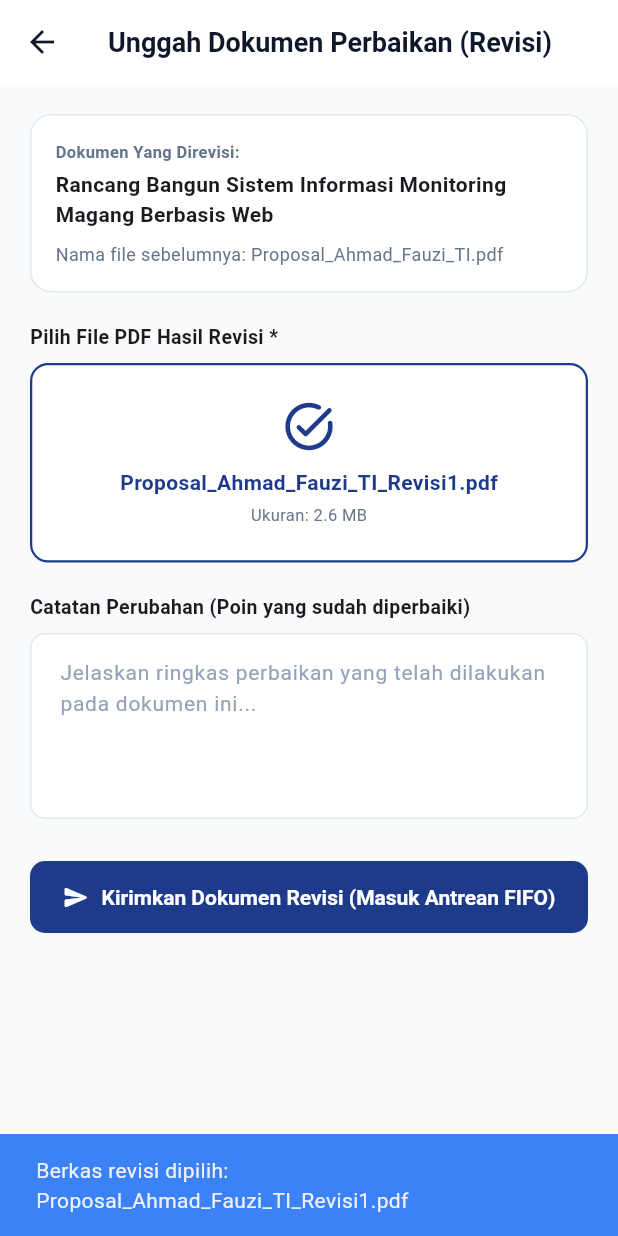
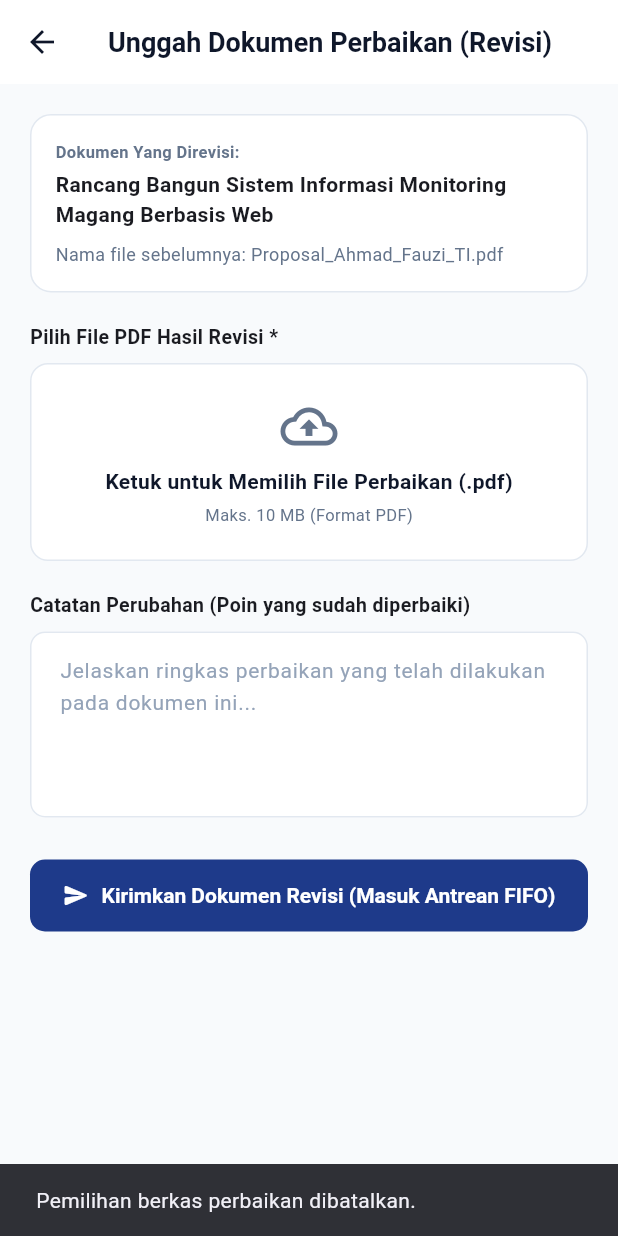
Before and after one commit to Karasyi789/simada, a Flutter app: the UnggahRevisiScreen screen opened directly with sample values from the repository, after a tap on "Ketuk untuk Memilih File Perbaikan (.pdf", on a phone screen of 412 x 824 dp. Run offline on Flutter 3.47's test engine with Material 3 defaults, Android fonts, the phone set to English and light mode, and no system bars; our stand-ins replace file_picker; accounts and stored records are empty.

Commit message:
perbarui antrean fifo dan unggah pdf

```diff
--- a/lib/screens/mahasiswa/unggah_revisi_screen.dart
+++ b/lib/screens/mahasiswa/unggah_revisi_screen.dart
@@ -1,4 +1,5 @@
 import 'package:flutter/material.dart';
+import 'package:file_picker/file_picker.dart';
 import '../../core/constants/app_colors.dart';
 import '../../models/document_model.dart';
 import '../../services/simada_repository.dart';
@@ -20,8 +21,10 @@ class _UnggahRevisiScreenState extends State<UnggahRevisiScreen> {
   final _keteranganController = TextEditingController();
   final SimadaRepository _repo = SimadaRepository();
 
+  String? _selectedFilePath;
   String? _selectedFileName;
   double _selectedFileSizeMb = 0.0;
+  bool _isPickingFile = false;
   bool _isSubmitting = false;
 
   @override
@@ -30,23 +33,69 @@ class _UnggahRevisiScreenState extends State<UnggahRevisiScreen> {
     super.dispose();
   }
 
-  void _pickRevisedFile() {
-    final nextRev = widget.document.revisionCount + 1;
-    final cleanName = widget.document.fileName.replaceAll('.pdf', '');
-    final newFileName = '${cleanName}_Revisi$nextRev.pdf';
-    final newSize = 2.6;
+  Future<void> _pickRevisedFile() async {
+    setState(() => _isPickingFile = true);
+
+    try {
+      final files = await FilePicker.pickFiles(
+        type: FileType.custom,
+        allowedExtensions: ['pdf'],
+      );
+
+      if (files.isNotEmpty) {
+        final file = files.first;
+        final lengthInBytes = file.lengthSync() ?? (await file.length()) ?? 0;
+        final sizeMb = lengthInBytes > 0 ? (lengthInBytes / (1024 * 1024)) : 0.0;
+
+        if (sizeMb > 10.0) {
+          if (mounted) {
+            ScaffoldMessenger.of(context).showSnackBar(
+              const SnackBar(
+                content: Text('Ukuran berkas melebihi batas maksimal 10 MB!'),
+                backgroundColor: AppColors.statusRevisi,
+              ),
+            );
+          }
+          return;
+        }
 
         setState(() {
-      _selectedFileName = newFileName;
-      _selectedFileSizeMb = newSize;
+          _selectedFilePath = file.path;
+          _selectedFileName = file.name;
+          _selectedFileSizeMb = double.parse(sizeMb.toStringAsFixed(2));
         });
 
+        if (mounted) {
           ScaffoldMessenger.of(context).showSnackBar(
             SnackBar(
-        content: Text('Berkas revisi dipilih: $newFileName'),
+              content: Text('Berkas revisi dipilih: ${file.name} ($_selectedFileSizeMb MB)'),
               backgroundColor: AppColors.statusProses,
+              duration: const Duration(seconds: 2),
             ),
           );
+        }
+      } else {
+        if (mounted && _selectedFileName == null) {
+          ScaffoldMessenger.of(context).showSnackBar(
+            const SnackBar(
+              content: Text('Pemilihan berkas perbaikan dibatalkan.'),
+              duration: Duration(seconds: 2),
+            ),
+          );
+        }
+      }
+    } catch (e) {
+      if (mounted) {
+        ScaffoldMessenger.of(context).showSnackBar(
+          SnackBar(
+            content: Text('Gagal memilih berkas PDF: $e'),
+            backgroundColor: AppColors.statusRevisi,
+          ),
+        );
+      }
+    } finally {
+      if (mounted) setState(() => _isPickingFile = false);
+    }
   }
 
   void _submitRevision() {
@@ -66,6 +115,7 @@ class _UnggahRevisiScreenState extends State<UnggahRevisiScreen> {
       _repo.submitRevisionDocument(
         dokumenId: widget.document.dokumenId,
         fileName: _selectedFileName!,
+        filePath: _selectedFilePath,
         fileSizeMb: _selectedFileSizeMb,
       );
 
@@ -168,6 +218,16 @@ class _UnggahRevisiScreenState extends State<UnggahRevisiScreen> {
                   ),
                   child: Column(
                     children: [
+                      if (_isPickingFile)
+                        const Padding(
+                          padding: EdgeInsets.all(4.0),
+                          child: SizedBox(
+                            height: 30,
+                            width: 30,
+                            child: CircularProgressIndicator(strokeWidth: 2.5),
+                          ),
+                        )
+                      else
                         Icon(
                           _selectedFileName != null ? Icons.task_alt_rounded : Icons.cloud_upload_outlined,
                           size: 38,
--- a/lib/services/simada_repository.dart
+++ b/lib/services/simada_repository.dart
@@ -310,6 +310,7 @@ class SimadaRepository extends ChangeNotifier {
   void submitRevisionDocument({
     required int dokumenId,
     required String fileName,
+    String? filePath,
     double fileSizeMb = 1.8,
   }) {
     final docIndex = _documents.indexWhere((d) => d.dokumenId == dokumenId);
@@ -321,7 +322,7 @@ class SimadaRepository extends ChangeNotifier {
     // Reset status ke 'Menunggu' dan perbarui timestamp created_at untuk urutan FIFO baru
     _documents[docIndex] = oldDoc.copyWith(
       fileName: fileName,
-      filePath: 'dokumen/${now.year}/revisi_$fileName',
+      filePath: filePath ?? 'dokumen/${now.year}/revisi_$fileName',
       fileSizeMb: fileSizeMb,
       status: AppConstants.statusMenunggu,
       createdAt: now, // Urutan antrean baru berdasarkan timestamp pengajuan revisi
```
Lines whose indentation alone changed are shown as unchanged.
